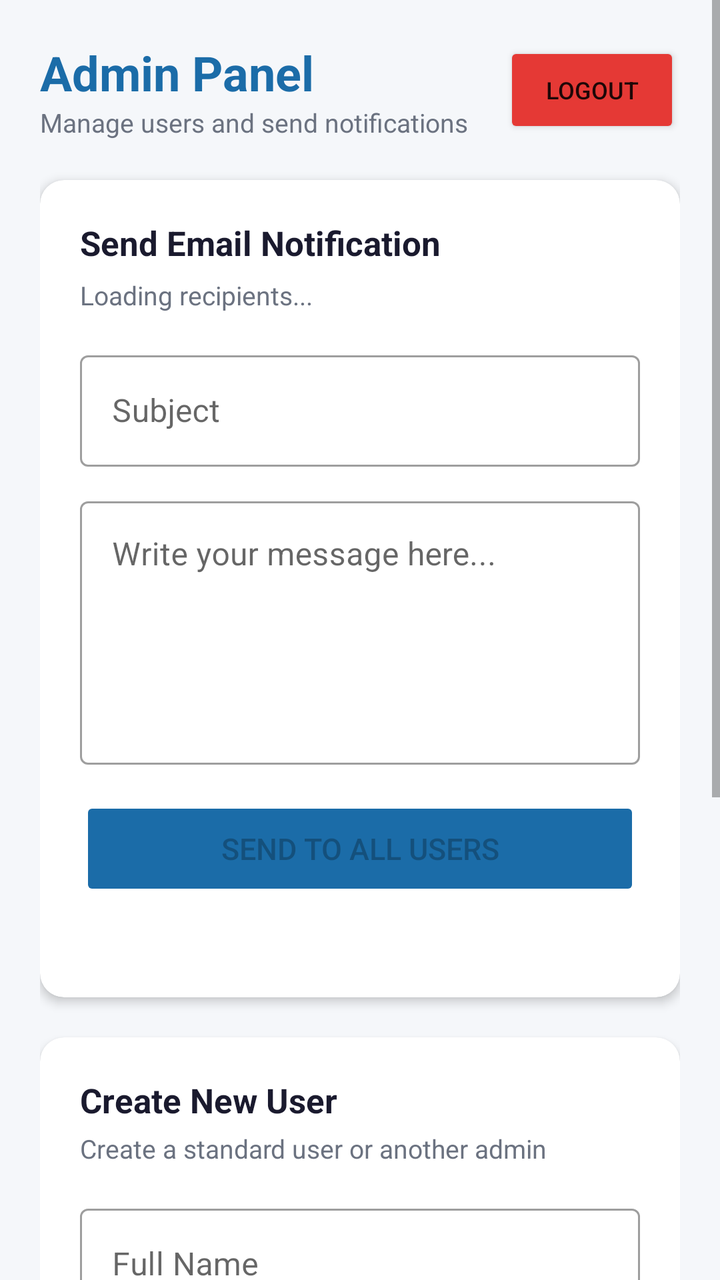
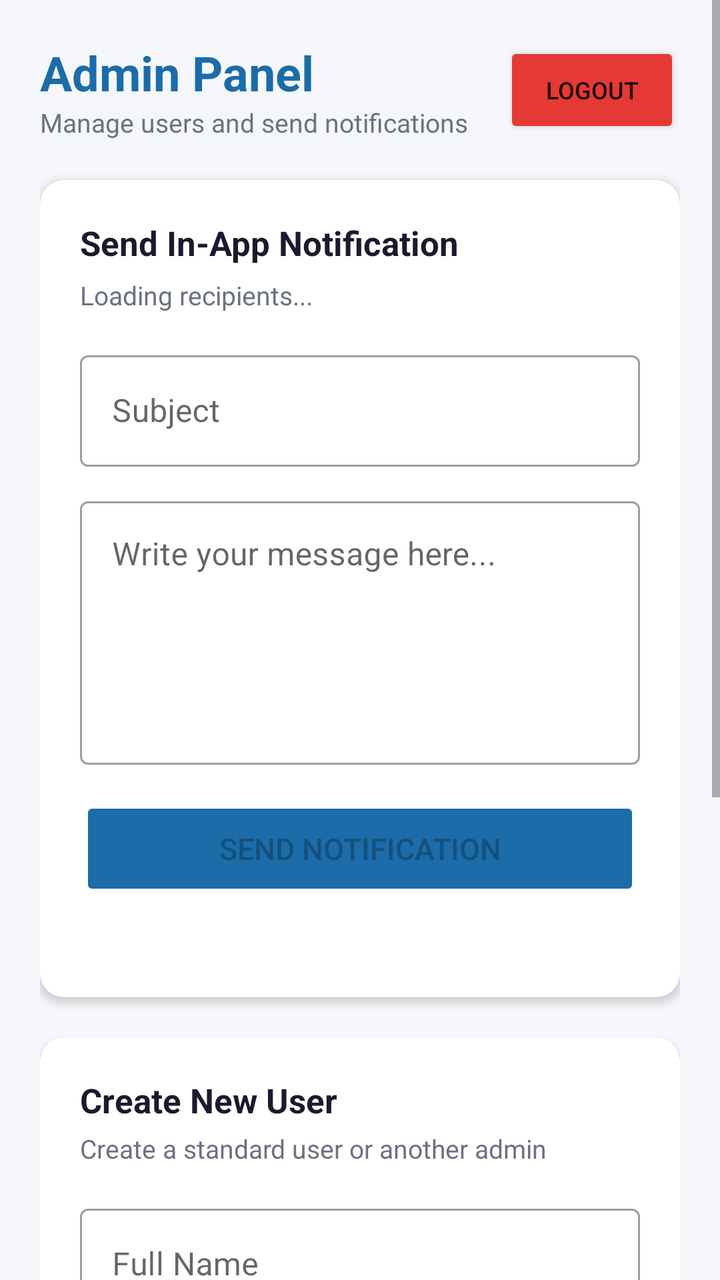

Screens rendered from an Android XML layout before and after an edit, with the pre-edit source and the edit as a unified diff.
<!-- AndroidManifest.xml: application theme Theme.LakpuraApp -->
<!-- res/layout/activity_admin.xml -->
<?xml version="1.0" encoding="utf-8"?>
<ScrollView xmlns:android="http://schemas.android.com/apk/res/android"
    xmlns:app="http://schemas.android.com/apk/res-auto"
    android:layout_width="match_parent"
    android:layout_height="match_parent"
    android:background="@color/background"
    android:fillViewport="true">

    <LinearLayout
        android:layout_width="match_parent"
        android:layout_height="wrap_content"
        android:orientation="vertical"
        android:padding="20dp">

        
        <LinearLayout
            android:layout_width="match_parent"
            android:layout_height="wrap_content"
            android:orientation="horizontal"
            android:gravity="center_vertical"
            android:layout_marginBottom="20dp">

            <LinearLayout
                android:layout_width="0dp"
                android:layout_height="wrap_content"
                android:layout_weight="1"
                android:orientation="vertical">

                <TextView
                    android:layout_width="wrap_content"
                    android:layout_height="wrap_content"
                    android:text="Admin Panel"
                    android:textSize="24sp"
                    android:textStyle="bold"
                    android:textColor="@color/primary"/>

                <TextView
                    android:layout_width="wrap_content"
                    android:layout_height="wrap_content"
                    android:text="Manage users and send notifications"
                    android:textSize="13sp"
                    android:textColor="@color/text_secondary"/>
            </LinearLayout>

            <Button
                android:id="@+id/btnLogout"
                android:layout_width="wrap_content"
                android:layout_height="wrap_content"
                android:text="Logout"
                android:textSize="12sp"
                android:backgroundTint="@color/error"/>
        </LinearLayout>

        
        <androidx.cardview.widget.CardView
            android:layout_width="match_parent"
            android:layout_height="wrap_content"
            android:layout_marginBottom="20dp"
            app:cardCornerRadius="12dp"
            app:cardElevation="3dp"
            app:cardBackgroundColor="@color/surface">

            <LinearLayout
                android:layout_width="match_parent"
                android:layout_height="wrap_content"
                android:orientation="vertical"
                android:padding="20dp">

                <TextView
                    android:layout_width="wrap_content"
                    android:layout_height="wrap_content"
                    android:text="Send Email Notification"
                    android:textSize="17sp"
                    android:textStyle="bold"
                    android:textColor="@color/text_primary"
                    android:layout_marginBottom="6dp"/>

                <TextView
                    android:id="@+id/tvRecipientCount"
                    android:layout_width="wrap_content"
                    android:layout_height="wrap_content"
                    android:text="Loading recipients..."
                    android:textSize="13sp"
                    android:textColor="@color/text_secondary"
                    android:layout_marginBottom="16dp"/>

                <com.google.android.material.textfield.TextInputLayout
                    android:layout_width="match_parent"
                    android:layout_height="wrap_content"
                    android:hint="Subject"
                    style="@style/Widget.MaterialComponents.TextInputLayout.OutlinedBox"
                    android:layout_marginBottom="12dp">

                    <com.google.android.material.textfield.TextInputEditText
                        android:id="@+id/etSubject"
                        android:layout_width="match_parent"
                        android:layout_height="wrap_content"
                        android:inputType="text"
                        android:imeOptions="actionNext"/>
                </com.google.android.material.textfield.TextInputLayout>

                <com.google.android.material.textfield.TextInputLayout
                    android:layout_width="match_parent"
                    android:layout_height="wrap_content"
                    android:hint="Write your message here..."
                    style="@style/Widget.MaterialComponents.TextInputLayout.OutlinedBox"
                    android:layout_marginBottom="16dp">

                    <com.google.android.material.textfield.TextInputEditText
                        android:id="@+id/etMessage"
                        android:layout_width="match_parent"
                        android:layout_height="wrap_content"
                        android:inputType="textMultiLine"
                        android:minLines="5"
                        android:maxLines="12"
                        android:gravity="top|start"
                        android:scrollbars="vertical"/>
                </com.google.android.material.textfield.TextInputLayout>

                <ProgressBar
                    android:id="@+id/progressBarNotif"
                    android:layout_width="wrap_content"
                    android:layout_height="wrap_content"
                    android:visibility="gone"
                    android:layout_gravity="center"
                    android:layout_marginBottom="8dp"/>

                <Button
                    android:id="@+id/btnSend"
                    android:layout_width="match_parent"
                    android:layout_height="52dp"
                    android:text="Send to All Users"
                    android:textSize="15sp"
                    android:backgroundTint="@color/primary"
                    android:enabled="false"
                    android:layout_marginBottom="12dp"/>

                <TextView
                    android:id="@+id/tvSentLog"
                    android:layout_width="wrap_content"
                    android:layout_height="wrap_content"
                    android:text=""
                    android:textSize="12sp"
                    android:textColor="@color/text_secondary"
                    android:fontFamily="monospace"/>

            </LinearLayout>
        </androidx.cardview.widget.CardView>

        
        <androidx.cardview.widget.CardView
            android:layout_width="match_parent"
            android:layout_height="wrap_content"
            android:layout_marginBottom="20dp"
            app:cardCornerRadius="12dp"
            app:cardElevation="3dp"
            app:cardBackgroundColor="@color/surface">

            <LinearLayout
                android:layout_width="match_parent"
                android:layout_height="wrap_content"
                android:orientation="vertical"
                android:padding="20dp">

                <TextView
                    android:layout_width="wrap_content"
                    android:layout_height="wrap_content"
                    android:text="Create New User"
                    android:textSize="17sp"
                    android:textStyle="bold"
                    android:textColor="@color/text_primary"
                    android:layout_marginBottom="4dp"/>

                <TextView
                    android:layout_width="wrap_content"
                    android:layout_height="wrap_content"
                    android:text="Create a standard user or another admin"
                    android:textSize="13sp"
                    android:textColor="@color/text_secondary"
                    android:layout_marginBottom="16dp"/>

                <com.google.android.material.textfield.TextInputLayout
                    android:layout_width="match_parent"
                    android:layout_height="wrap_content"
                    android:hint="Full Name"
                    style="@style/Widget.MaterialComponents.TextInputLayout.OutlinedBox"
                    android:layout_marginBottom="12dp">

                    <com.google.android.material.textfield.TextInputEditText
                        android:id="@+id/etNewFullName"
                        android:layout_width="match_parent"
                        android:layout_height="wrap_content"
                        android:inputType="textPersonName"
                        android:imeOptions="actionNext"/>
                </com.google.android.material.textfield.TextInputLayout>

                <com.google.android.material.textfield.TextInputLayout
                    android:layout_width="match_parent"
                    android:layout_height="wrap_content"
                    android:hint="Email Address"
                    style="@style/Widget.MaterialComponents.TextInputLayout.OutlinedBox"
                    android:layout_marginBottom="12dp">

                    <com.google.android.material.textfield.TextInputEditText
                        android:id="@+id/etNewEmail"
                        android:layout_width="match_parent"
                        android:layout_height="wrap_content"
                        android:inputType="textEmailAddress"
                        android:imeOptions="actionNext"/>
                </com.google.android.material.textfield.TextInputLayout>

                <com.google.android.material.textfield.TextInputLayout
                    android:layout_width="match_parent"
                    android:layout_height="wrap_content"
                    android:hint="Password (min 6 characters)"
                    app:passwordToggleEnabled="true"
                    style="@style/Widget.MaterialComponents.TextInputLayout.OutlinedBox"
                    android:layout_marginBottom="16dp">

                    <com.google.android.material.textfield.TextInputEditText
                        android:id="@+id/etNewPassword"
                        android:layout_width="match_parent"
                        android:layout_height="wrap_content"
                        android:inputType="textPassword"
                        android:imeOptions="actionDone"/>
                </com.google.android.material.textfield.TextInputLayout>

                
                <LinearLayout
                    android:layout_width="match_parent"
                    android:layout_height="wrap_content"
                    android:orientation="horizontal"
                    android:gravity="center_vertical"
                    android:background="#F0F4FF"
                    android:padding="14dp"
                    android:layout_marginBottom="16dp">

                    <CheckBox
                        android:id="@+id/cbMakeAdmin"
                        android:layout_width="wrap_content"
                        android:layout_height="wrap_content"
                        android:layout_marginEnd="10dp"
                        android:buttonTint="@color/primary"/>

                    <LinearLayout
                        android:layout_width="0dp"
                        android:layout_height="wrap_content"
                        android:layout_weight="1"
                        android:orientation="vertical">

                        <TextView
                            android:layout_width="wrap_content"
                            android:layout_height="wrap_content"
                            android:text="Make this user an Admin"
                            android:textSize="14sp"
                            android:textStyle="bold"
                            android:textColor="@color/text_primary"/>

                        <TextView
                            android:layout_width="wrap_content"
                            android:layout_height="wrap_content"
                            android:text="Admin users can create users and send notifications"
                            android:textSize="12sp"
                            android:textColor="@color/text_secondary"/>
                    </LinearLayout>
                </LinearLayout>

                <ProgressBar
                    android:id="@+id/progressBarUser"
                    android:layout_width="wrap_content"
                    android:layout_height="wrap_content"
                    android:visibility="gone"
                    android:layout_gravity="center"
                    android:layout_marginBottom="8dp"/>

                <Button
                    android:id="@+id/btnCreateUser"
                    android:layout_width="match_parent"
                    android:layout_height="52dp"
                    android:text="Create User"
                    android:textSize="15sp"
                    android:backgroundTint="@color/primary"/>

            </LinearLayout>
        </androidx.cardview.widget.CardView>

    </LinearLayout>
</ScrollView>
<!-- resources referenced by this layout -->
<resources>
  <color name="background">#F5F7FA</color>
  <color name="error">#E53935</color>
  <color name="primary">#1B6CA8</color>
  <color name="surface">#FFFFFF</color>
  <color name="text_primary">#1A1A2E</color>
  <color name="text_secondary">#6B7280</color>
  <style name="Theme.LakpuraApp" parent="Theme.MaterialComponents.Light.NoActionBar">
          <item name="colorPrimary">@color/primary</item>
          <item name="colorPrimaryDark">@color/primary_dark</item>
          <item name="colorAccent">@color/primary</item>
          <item name="android:windowBackground">@color/background</item>
      </style>
  <color name="primary_dark">#154E80</color>
</resources>

<!-- the commit's change to res/layout/activity_admin.xml (unified diff, before → after) -->
@@ -69,7 +69,7 @@
                 <TextView
                     android:layout_width="wrap_content"
                     android:layout_height="wrap_content"
-                    android:text="Send Email Notification"
+                    android:text="Send In-App Notification"
                     android:textSize="17sp"
                     android:textStyle="bold"
                     android:textColor="@color/text_primary"
@@ -129,7 +129,7 @@
                     android:id="@+id/btnSend"
                     android:layout_width="match_parent"
                     android:layout_height="52dp"
-                    android:text="Send to All Users"
+                    android:text="Send Notification"
                     android:textSize="15sp"
                     android:backgroundTint="@color/primary"
                     android:enabled="false"
